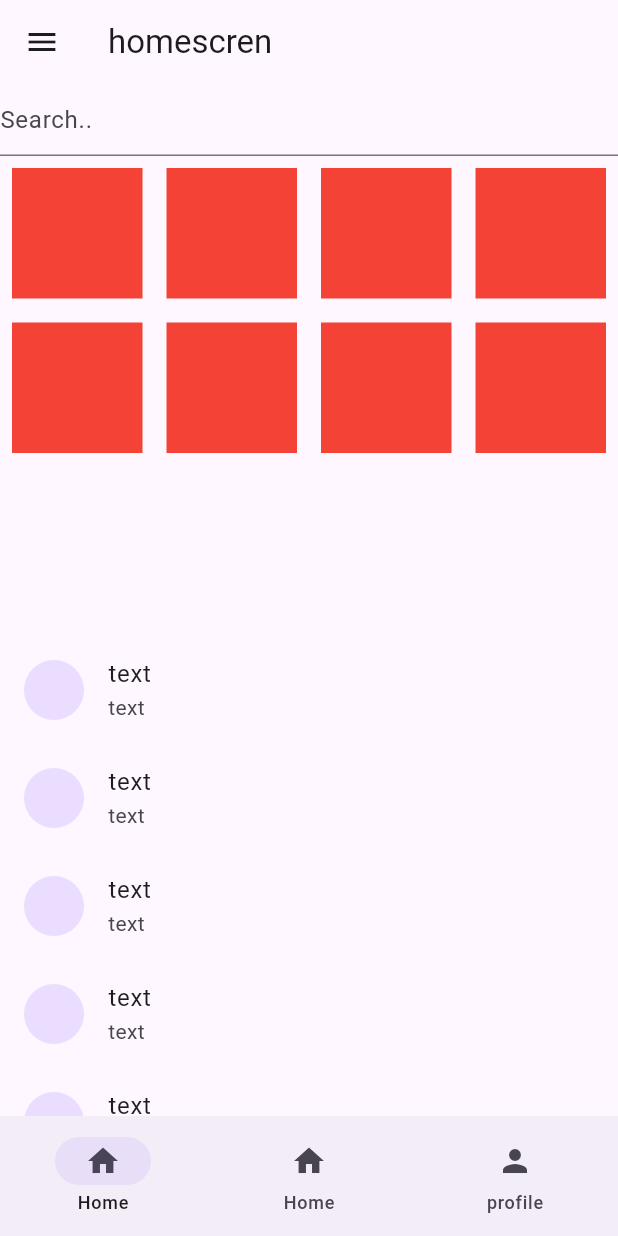
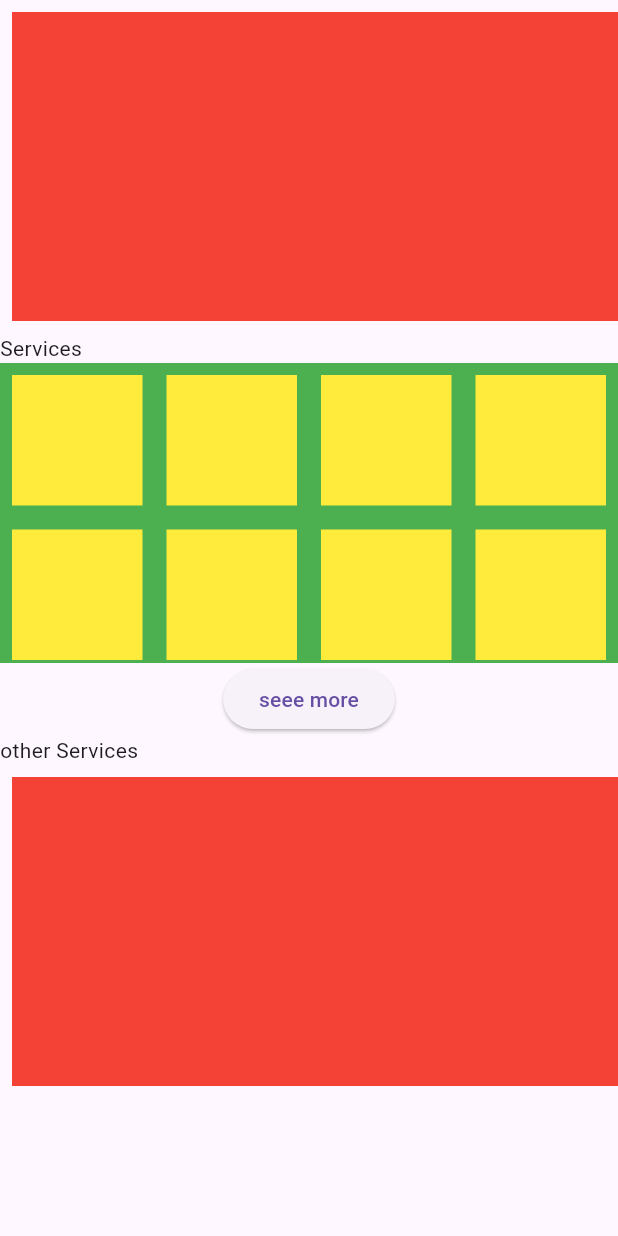
Before and after one commit to sanjay-padanilam/home_service_app, a Flutter app: the screen it shows after launch, on a phone screen of 412 x 824 dp. Run offline on Flutter 3.47's test engine with Material 3 defaults, Android fonts, the phone set to English and light mode, and no system bars; missing offline and left inert: dart:ffi.

Commit message:
homescreen

```diff
--- a/lib/view/homescreen/home_screen.dart
+++ b/lib/view/homescreen/home_screen.dart
@@ -1,53 +1,93 @@
+import 'dart:ffi';
+
 import 'package:flutter/material.dart';
 
-class HomeScreen extends StatelessWidget {
+class HomeScreen extends StatefulWidget {
   const HomeScreen({super.key});
 
   @override
+  State<HomeScreen> createState() => _HomeScreenState();
+}
+
+class _HomeScreenState extends State<HomeScreen> {
+  bool ismore = false;
+
   Widget build(BuildContext context) {
+    var size = MediaQuery.sizeOf(context);
     return Scaffold(
-      drawer: Drawer(),
-      appBar: AppBar(
-        title: Text("homescren"),
-      ),
-      body: Column(
-        children: [
-          TextField(
-            decoration: InputDecoration(hintText: 'Search..'),
-          ),
-          Flexible(
-            child: GridView.builder(
-              itemCount: 8,
-              gridDelegate:
-                  SliverGridDelegateWithFixedCrossAxisCount(crossAxisCount: 4),
-              itemBuilder: (context, index) => Padding(
+        body: CustomScrollView(
+      slivers: [
+        SliverToBoxAdapter(
+            child: SingleChildScrollView(
+          scrollDirection: Axis.horizontal,
+          child: Row(
+            children: List.generate(
+              10,
+              (index) => Padding(
                 padding: const EdgeInsets.all(8.0),
                 child: Container(
-                  height: 100,
-                  width: 100,
+                  height: size.height / 4,
+                  width: size.width / 1,
                   color: Colors.red,
                 ),
               ),
             ),
           ),
-          Flexible(
-            child: ListView.builder(
-              itemCount: 14,
-              itemBuilder: (context, index) => ListTile(
-                leading: CircleAvatar(),
-                title: Text('text'),
-                subtitle: Text('text'),
+        )),
+        SliverToBoxAdapter(
+          child: Text("Services"),
+        ),
+        SliverToBoxAdapter(
+          child: Column(
+            children: [
+              Container(
+                height: ismore ? 300 : 200,
+                width: double.infinity,
+                color: Colors.green,
+                child: GridView.builder(
+                  itemCount: ismore ? 11 : 8,
+                  gridDelegate: SliverGridDelegateWithFixedCrossAxisCount(
+                      crossAxisCount: 4),
+                  itemBuilder: (context, index) => Padding(
+                    padding: const EdgeInsets.all(8.0),
+                    child: Container(
+                      height: 50,
+                      width: 50,
+                      color: Colors.yellow,
+                    ),
+                  ),
+                ),
+              ),
+              ElevatedButton(
+                  onPressed: () {
+                    ismore = !ismore;
+                    setState(() {});
+                  },
+                  child: Text('seee more'))
+            ],
+          ),
+        ),
+        SliverToBoxAdapter(
+          child: Text("other Services"),
+        ),
+        SliverToBoxAdapter(
+            child: SingleChildScrollView(
+          scrollDirection: Axis.horizontal,
+          child: Row(
+            children: List.generate(
+              10,
+              (index) => Padding(
+                padding: const EdgeInsets.all(8.0),
+                child: Container(
+                  height: size.height / 4,
+                  width: size.width / 1,
+                  color: Colors.red,
+                ),
               ),
             ),
-          )
-        ],
-      ),
-      bottomNavigationBar: NavigationBar(destinations: [
-        NavigationDestination(icon: Icon(Icons.home), label: 'Home'),
-        NavigationDestination(icon: Icon(Icons.home), label: 'Home'),
-        // NavigationDestination(icon: Icon(Icons.home), label: 'Home'),
-        NavigationDestination(icon: Icon(Icons.person), label: 'profile'),
-      ]),
-    );
+          ),
+        )),
+      ],
+    ));
   }
 }
```
